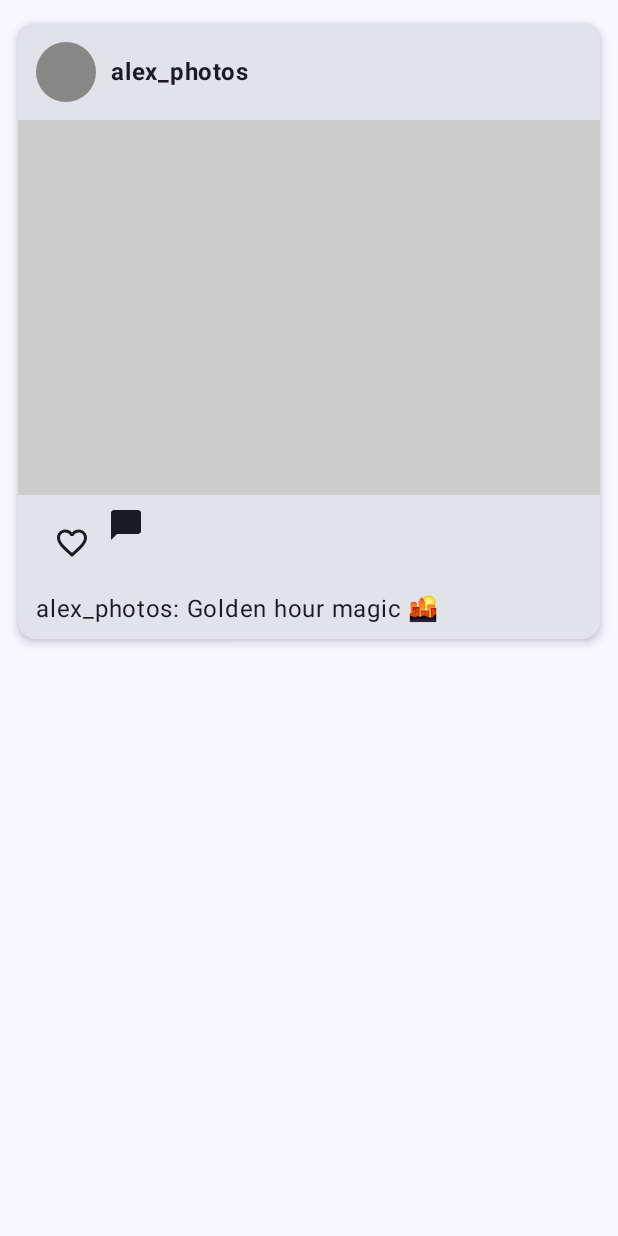
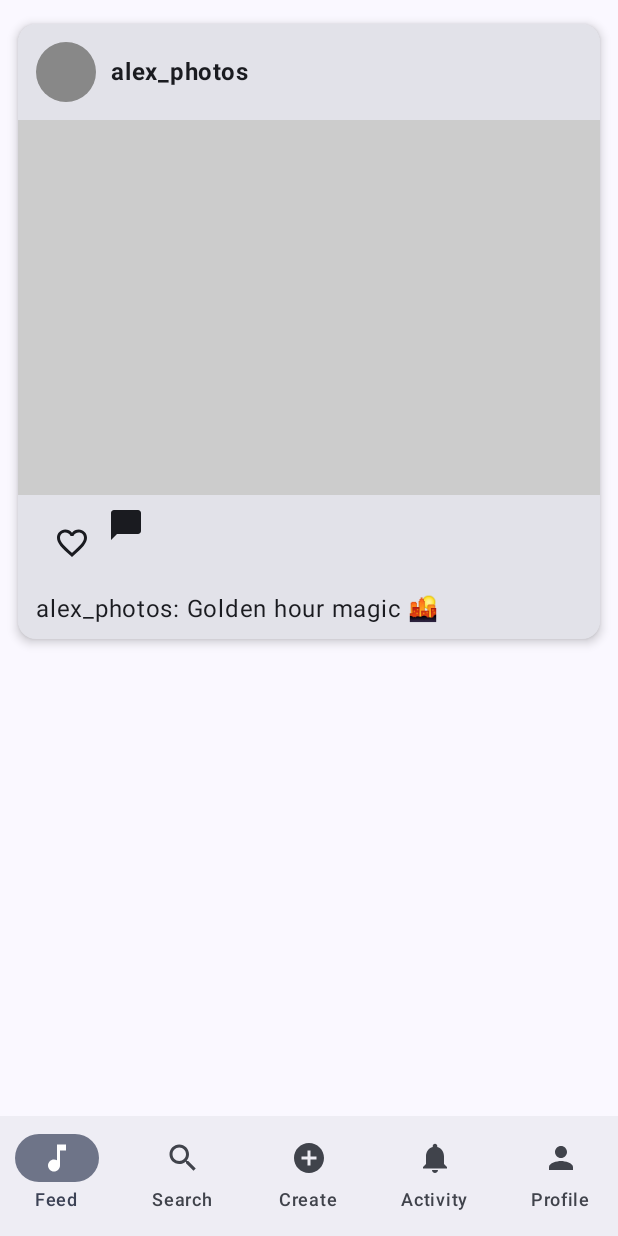
Before and after one commit to Leobej/NexusAura, an Android app built with Jetpack Compose: the screen it shows after launch (MainActivity), on a phone screen of 412 x 824 dp. Run offline under Robolectric (Android 15) with nearby library versions, the phone set to English and light mode, and no system bars; our stand-ins replace Dagger/Hilt's generated code; pictures from the network do not load.

Commit message:
feat(Android): add the Navigation bar with the initial Screens

```diff
--- a/NexusAuraAndroid/app/src/main/java/com/nexus/aura/MainActivity.kt
+++ b/NexusAuraAndroid/app/src/main/java/com/nexus/aura/MainActivity.kt
@@ -15,6 +15,7 @@ import androidx.compose.ui.tooling.preview.Preview
 import androidx.hilt.navigation.compose.hiltViewModel
 import com.nexus.aura.domain.models.FeedViewModel
 import com.nexus.aura.ui.feature.feed.FeedScreen
+import com.nexus.aura.ui.feature.navbar.NavigationBarExample
 import com.nexus.aura.ui.theme.NexusAuraAndroidTheme
 import dagger.hilt.android.AndroidEntryPoint
 
@@ -25,35 +26,12 @@ class MainActivity : ComponentActivity() {
         enableEdgeToEdge()
         setContent {
             NexusAuraAndroidTheme {
-                val feedViewModel: FeedViewModel = hiltViewModel()
-                val posts by feedViewModel.feedPosts.collectAsState()
 
                 Scaffold { innerPadding ->
-                    FeedScreen(
-                        posts = posts,
-                        onLikeClicked = { feedViewModel.toggleLike(it) },
-                        onCommentClicked = { /* navigate to comment */ },
-                        onProfileClicked = { /* TODO */ },
-                        modifier = Modifier.padding(innerPadding)
-                    )
+
+                    NavigationBarExample()
                 }
             }
         }
     }
 }
-
-@Composable
-fun Greeting(name: String, modifier: Modifier = Modifier) {
-    Text(
-        text = "Hello $name!",
-        modifier = modifier
-    )
-}
-
-@Preview(showBackground = true)
-@Composable
-fun GreetingPreview() {
-    NexusAuraAndroidTheme {
-        Greeting("Android")
-    }
-}
--- /dev/null
+++ b/NexusAuraAndroid/app/src/main/java/com/nexus/aura/ui/feature/navbar/NavBar.kt
@@ -0,0 +1,116 @@
+package com.nexus.aura.ui.feature.navbar
+
+
+import androidx.compose.foundation.layout.padding
+import androidx.compose.material.icons.Icons
+import androidx.compose.material.icons.filled.AddCircle
+import androidx.compose.material.icons.filled.MusicNote
+import androidx.compose.material.icons.filled.Notifications
+import androidx.compose.material.icons.filled.Person
+import androidx.compose.material.icons.filled.Search
+import androidx.compose.material3.Icon
+import androidx.compose.material3.NavigationBar
+import androidx.compose.material3.NavigationBarDefaults
+import androidx.compose.material3.NavigationBarItem
+import androidx.compose.material3.Scaffold
+import androidx.compose.material3.Text
+import androidx.compose.runtime.Composable
+import androidx.compose.runtime.collectAsState
+import androidx.compose.runtime.getValue
+import androidx.compose.runtime.mutableIntStateOf
+import androidx.compose.runtime.saveable.rememberSaveable
+import androidx.compose.runtime.setValue
+import androidx.compose.ui.Modifier
+import androidx.compose.ui.graphics.vector.ImageVector
+import androidx.compose.ui.tooling.preview.Preview
+import androidx.hilt.navigation.compose.hiltViewModel
+import androidx.navigation.NavHostController
+import androidx.navigation.compose.NavHost
+import androidx.navigation.compose.composable
+import androidx.navigation.compose.rememberNavController
+import com.nexus.aura.domain.models.FeedViewModel
+import com.nexus.aura.ui.feature.activity.ActivityScreen
+import com.nexus.aura.ui.feature.create.CreateScreen
+import com.nexus.aura.ui.feature.feed.FeedScreen
+import com.nexus.aura.ui.feature.profile.ProfileScreen
+import com.nexus.aura.ui.feature.search.SearchScreen
+
+enum class Destination(
+    val route: String,
+    val label: String,
+    val icon: ImageVector,
+    val contentDescription: String
+) {
+    FEED("feed", "Feed", Icons.Default.MusicNote, "Feed"),
+    SEARCH("search", "Search", Icons.Default.Search, "Search"),
+    CREATE("create", "Create", Icons.Default.AddCircle, "Create"),
+    ACTIVITY("activity", "Activity", Icons.Default.Notifications, "Activity"),
+    PROFILE("profile", "Profile", Icons.Default.Person, "Profile")
+}
+
+@Composable
+fun AppNavHost(
+    navController: NavHostController,
+    startDestination: Destination,
+    modifier: Modifier = Modifier
+) {
+    NavHost(
+        navController,
+        startDestination = startDestination.route,
+        modifier = modifier
+    ) {
+        composable(Destination.FEED.route) {
+            val feedViewModel: FeedViewModel = hiltViewModel()
+            val posts by feedViewModel.feedPosts.collectAsState()
+            FeedScreen(
+                posts = posts,
+                onLikeClicked = { feedViewModel.toggleLike(it) },
+                onCommentClicked = { /* TODO */ },
+                onProfileClicked = { /* TODO */ },
+                modifier = Modifier
+            )
+        }
+        composable(Destination.SEARCH.route) { SearchScreen() }
+        composable(Destination.CREATE.route) { CreateScreen() }
+        composable(Destination.ACTIVITY.route) { ActivityScreen() }
+        composable(Destination.PROFILE.route) { ProfileScreen() }
+    }
+}
+
+@Preview()
+@Composable
+fun NavigationBarExample(modifier: Modifier = Modifier) {
+    val navController = rememberNavController()
+    val startDestination = Destination.FEED
+    var selectedDestination by rememberSaveable { mutableIntStateOf(startDestination.ordinal) }
+
+    Scaffold(
+        modifier = modifier,
+        bottomBar = {
+            NavigationBar(windowInsets = NavigationBarDefaults.windowInsets) {
+                Destination.entries.forEachIndexed { index, destination ->
+                    NavigationBarItem(
+                        selected = selectedDestination == index,
+                        onClick = {
+                            navController.navigate(route = destination.route) {
+                                popUpTo(navController.graph.startDestinationId) { saveState = true }
+                                launchSingleTop = true
+                                restoreState = true
+                            }
+                            selectedDestination = index
+                        },
+                        icon = {
+                            Icon(
+                                destination.icon,
+                                contentDescription = destination.contentDescription
+                            )
+                        },
+                        label = { Text(destination.label) }
+                    )
+                }
+            }
+        }
+    ) { contentPadding ->
+        AppNavHost(navController, startDestination, modifier = Modifier.padding(contentPadding))
+    }
+}
```
Also changed, not shown: NexusAuraAndroid/app/src/main/java/com/nexus/aura/ui/feature/activity/ActivityScreen.kt (added, +18 -0 lines), NexusAuraAndroid/app/src/main/java/com/nexus/aura/ui/feature/create/CreateScreen.kt (added, +18 -0 lines), NexusAuraAndroid/app/src/main/java/com/nexus/aura/ui/feature/profile/ProfileScreen.kt (added, +18 -0 lines), NexusAuraAndroid/app/src/main/java/com/nexus/aura/ui/feature/search/SearchScreen.kt (added, +18 -0 lines).
